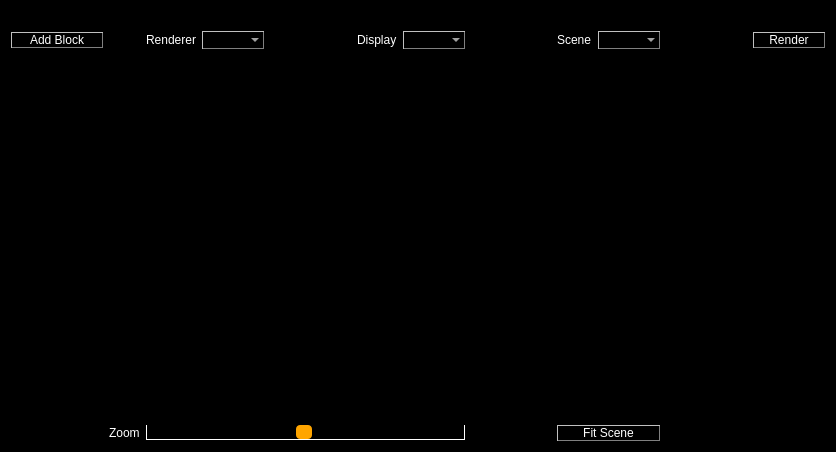
First picture: the form in src/application-qt4/application_window.ui, repository luisbarrancos/shrimp, before the edit.
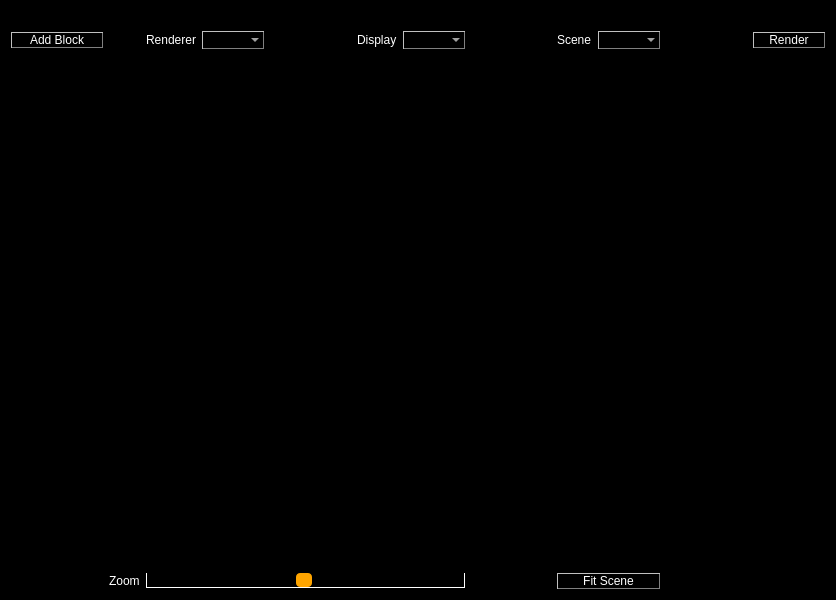
Second picture: the form after the edit.

Commit message: NEW: created Options dialog, just loads preferences for now

```diff
--- a/src/application-qt4/application_window.ui
+++ b/src/application-qt4/application_window.ui
@@ -7,7 +7,7 @@
     <x>0</x>
     <y>0</y>
     <width>836</width>
-    <height>452</height>
+    <height>600</height>
    </rect>
   </property>
   <property name="windowTitle">
```
The commit also changes 7 other files.
